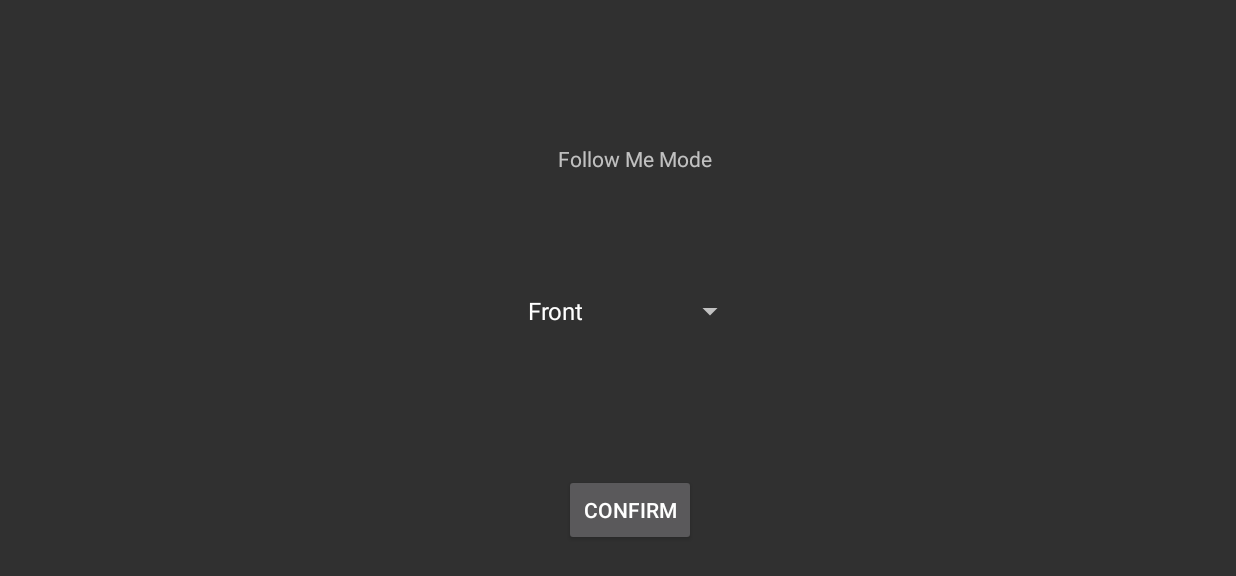
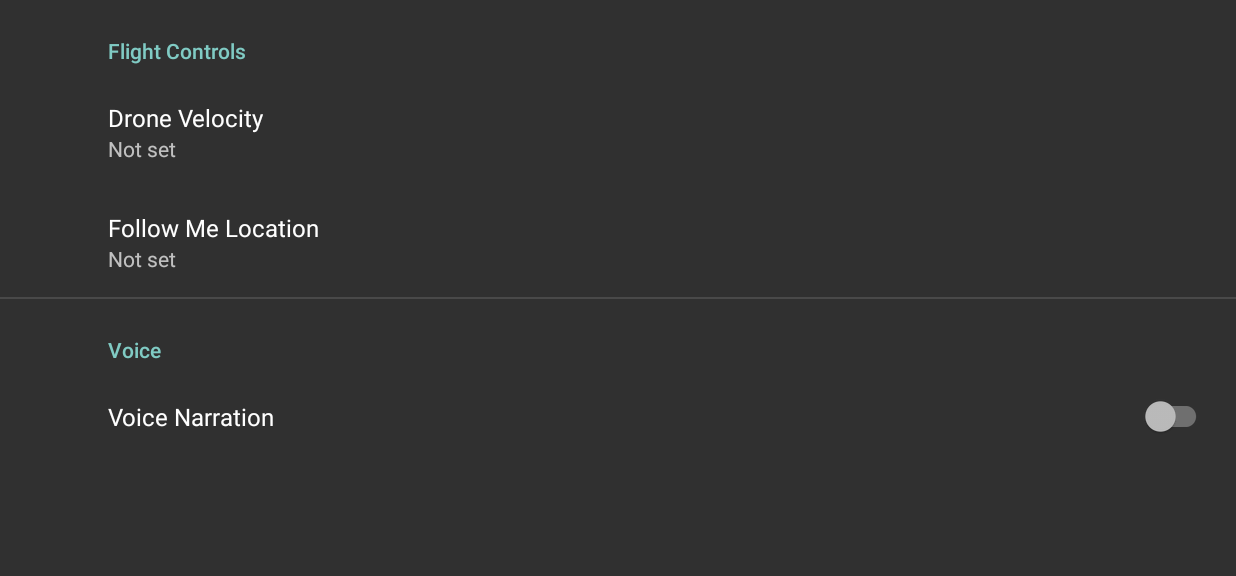
Before and after one commit to WR4F/APAD, an Android app: the SettingsActivity screen opened directly, with no data from a screen before it, on a phone screen of 824 x 412 dp (held sideways). Shown: the top 576 px of the screen. Run offline under Robolectric (Android 15) with nearby library versions, the phone set to English and light mode, and no system bars; our stand-ins replace androidx.preference.

Commit message:
2.1: Landscape settings added

```diff
--- a/app/build.gradle
+++ b/app/build.gradle
@@ -40,6 +40,7 @@ dependencies {
     implementation project(path: ':sdk')
     implementation 'com.google.android.gms:play-services-maps:17.0.0'
     implementation 'androidx.media2:media2:1.0.0-alpha04'
+    implementation 'androidx.preference:preference:1.1.1'
     testImplementation 'junit:junit:4.+'
     androidTestImplementation 'androidx.test.ext:junit:1.1.2'
     androidTestImplementation 'androidx.test.espresso:espresso-core:3.3.0'
--- a/app/src/main/AndroidManifest.xml
+++ b/app/src/main/AndroidManifest.xml
@@ -1,6 +1,15 @@
 <?xml version="1.0" encoding="utf-8"?>
 <manifest xmlns:android="http://schemas.android.com/apk/res/android"
     package="com.example.my_opencv">
+
+    <uses-permission android:name="android.permission.ACCESS_COARSE_LOCATION" />
+    <uses-permission android:name="android.permission.INTERNET" />
+    <uses-permission android:name="android.permission.WRITE_EXTERNAL_STORAGE" />
+    <uses-permission android:name="android.permission.ACCESS_NETWORK_STATE" />
+    <uses-permission android:name="android.permission.ACCESS_COARSE_LOCATION" />
+    <uses-permission android:name="android.permission.ACCESS_FINE_LOCATION" />
+    <uses-permission android:name="android.permission.RECORD_AUDIO" />
+    <uses-permission android:name="android.permission.ACCESS_COARSE_LOCATION" />
 
     <application
         android:allowBackup="true"
@@ -9,14 +18,16 @@
         android:requestLegacyExternalStorage="true"
         android:roundIcon="@mipmap/ic_launcher_round"
         android:supportsRtl="true"
-        android:theme="@style/Theme.AppCompat.NoActionBar"
+        android:theme="@style/Theme.AppCompat.NoActionBar">
+        <activity
+            android:name=".SettingsActivity"
+            android:label="@string/title_activity_settings"
+            android:screenOrientation="landscape">
+            ></activity>
 
-        >
         <meta-data
             android:name="com.google.android.geo.API_KEY"
-            android:value="${MAPS_API_KEY}" />
-
-        <!-- Full screen mode -->
+            android:value="${MAPS_API_KEY}" /> <!-- Full screen mode -->
         <activity
             android:name=".MainActivity"
             android:screenOrientation="landscape">
@@ -26,19 +37,6 @@
                 <category android:name="android.intent.category.LAUNCHER" />
             </intent-filter>
         </activity>
-        <activity
-            android:name=".SettingsActivity"
-            android:screenOrientation="landscape">
-        </activity>
     </application>
-    <uses-permission android:name="android.permission.ACCESS_COARSE_LOCATION" />
-    <uses-permission android:name="android.permission.INTERNET" />
-    <uses-permission android:name="android.permission.WRITE_EXTERNAL_STORAGE" />
-    <uses-permission android:name="android.permission.ACCESS_NETWORK_STATE" />
-    <uses-permission android:name="android.permission.ACCESS_COARSE_LOCATION" />
-    <uses-permission android:name="android.permission.ACCESS_FINE_LOCATION" />
-    <uses-permission android:name="android.permission.RECORD_AUDIO" />
-
-    <uses-permission android:name="android.permission.ACCESS_COARSE_LOCATION" />
 
 </manifest>
--- a/app/src/main/java/com/example/my_opencv/SettingsActivity.java
+++ b/app/src/main/java/com/example/my_opencv/SettingsActivity.java
@@ -1,58 +1,33 @@
 package com.example.my_opencv;
 
+import android.os.Bundle;
+
+import androidx.appcompat.app.ActionBar;
 import androidx.appcompat.app.AppCompatActivity;
-
-import android.content.Intent;
-import android.os.Bundle;
-import android.view.View;
-import android.widget.AdapterView;
-import android.widget.ArrayAdapter;
-import android.widget.Button;
-import android.widget.Spinner;
+import androidx.preference.PreferenceFragmentCompat;
 
 public class SettingsActivity extends AppCompatActivity {
-
-    private int selected;
-    private Intent mainIntent;
 
     @Override
     protected void onCreate(Bundle savedInstanceState) {
         super.onCreate(savedInstanceState);
-        setContentView(R.layout.activity_settings);
+        setContentView(R.layout.settings_activity);
+        if (savedInstanceState == null) {
+            getSupportFragmentManager()
+                    .beginTransaction()
+                    .replace(R.id.settings, new SettingsFragment())
+                    .commit();
+        }
+        ActionBar actionBar = getSupportActionBar();
+        if (actionBar != null) {
+            actionBar.setDisplayHomeAsUpEnabled(true);
+        }
+    }
 
-        selected = 0;
-
-        View b = findViewById(R.id.confirm_b);
-        Button main = (Button) b;
-
-        mainIntent = new Intent(SettingsActivity.this, MainActivity.class);
-
-        main.setOnClickListener(v -> {
-
-            mainIntent.putExtra("flymode", selected);
-            startActivity(mainIntent);
-        });
-
-        Spinner flymode = findViewById(R.id.spinner);
-
-        ArrayAdapter<CharSequence> adapter = ArrayAdapter.createFromResource(this, R.array.flymode_array, android.R.layout.simple_spinner_item);
-        adapter.setDropDownViewResource(android.R.layout.simple_spinner_dropdown_item);
-        flymode.setAdapter(adapter);
-
-        flymode.setOnItemSelectedListener(new AdapterView.OnItemSelectedListener() {
-            @Override
-            public void onItemSelected(AdapterView<?> parent, View view, int position, long id) {
-                System.out.println((flymode.getItemAtPosition(position)));
-                System.out.println(position);
-
-                selected = position;
-            }
-
-            @Override
-            public void onNothingSelected(AdapterView<?> parent) {
-
-            }
-        });
-
+    public static class SettingsFragment extends PreferenceFragmentCompat {
+        @Override
+        public void onCreatePreferences(Bundle savedInstanceState, String rootKey) {
+            setPreferencesFromResource(R.xml.root_preferences, rootKey);
+        }
     }
 }
--- a/app/src/main/res/layout/activity_settings.xml
+++ /dev/null
@@ -1,43 +0,0 @@
-<?xml version="1.0" encoding="utf-8"?>
-<androidx.constraintlayout.widget.ConstraintLayout xmlns:android="http://schemas.android.com/apk/res/android"
-    xmlns:app="http://schemas.android.com/apk/res-auto"
-    xmlns:tools="http://schemas.android.com/tools"
-    android:layout_width="match_parent"
-    android:layout_height="match_parent"
-    android:id="@+id/setting_layout"
-    tools:context=".SettingsActivity">
-
-
-    <Button
-        android:id="@+id/confirm_b"
-        android:layout_width="wrap_content"
-        android:layout_height="wrap_content"
-        android:layout_marginStart="376dp"
-        android:layout_marginLeft="376dp"
-        android:layout_marginBottom="48dp"
-        android:text="Confirm"
-        app:layout_constraintBottom_toBottomOf="parent"
-        app:layout_constraintStart_toStartOf="parent" />
-
-    <Spinner
-        android:id="@+id/spinner"
-        android:layout_width="153dp"
-        android:layout_height="65dp"
-        android:layout_marginStart="344dp"
-        android:layout_marginLeft="344dp"
-        android:layout_marginBottom="172dp"
-        app:layout_constraintBottom_toBottomOf="parent"
-        app:layout_constraintStart_toStartOf="parent" />
-
-    <TextView
-        android:id="@+id/followmetext"
-        android:layout_width="wrap_content"
-        android:layout_height="wrap_content"
-        android:layout_marginStart="372dp"
-        android:layout_marginLeft="372dp"
-        android:layout_marginTop="96dp"
-        android:text="Follow Me Mode"
-        app:layout_constraintStart_toStartOf="parent"
-        app:layout_constraintTop_toTopOf="parent" />
-
-</androidx.constraintlayout.widget.ConstraintLayout>
--- /dev/null
+++ b/app/src/main/res/layout/settings_activity.xml
@@ -0,0 +1,9 @@
+<LinearLayout xmlns:android="http://schemas.android.com/apk/res/android"
+    android:layout_width="match_parent"
+    android:layout_height="match_parent">
+
+    <FrameLayout
+        android:id="@+id/settings"
+        android:layout_width="match_parent"
+        android:layout_height="match_parent" />
+</LinearLayout>
--- /dev/null
+++ b/app/src/main/res/values/arrays.xml
@@ -0,0 +1,12 @@
+<resources>
+    <!-- Reply Preference -->
+    <string-array name="reply_entries">
+        <item>Reply</item>
+        <item>Reply to all</item>
+    </string-array>
+
+    <string-array name="reply_values">
+        <item>reply</item>
+        <item>reply_all</item>
+    </string-array>
+</resources>
--- a/app/src/main/res/values/strings.xml
+++ b/app/src/main/res/values/strings.xml
@@ -1,3 +1,16 @@
 <resources>
     <string name="app_name">My_Opencv</string>
+    <string name="title_activity_settings">SettingsActivity</string>
+
+    <!-- Preference Titles -->
+    <string name="voice_header">Voice</string>
+    <string name="Flight_header">Flight Controls</string>
+
+    <!-- Voice Preferences -->
+    <string name="voice_narration">Voice Narration</string>
+
+    <!-- Flight Preferences -->
+    <string name="drone_velocity">Drone Velocity</string>
+    <string name="drone_position">Follow Me Location</string>
+
 </resources>
--- /dev/null
+++ b/app/src/main/res/xml/root_preferences.xml
@@ -0,0 +1,28 @@
+<PreferenceScreen xmlns:android="http://schemas.android.com/apk/res/android"
+    xmlns:app="http://schemas.android.com/apk/res-auto">
+
+    <PreferenceCategory app:title="@string/Flight_header">
+
+        <EditTextPreference
+            app:key="signature"
+            app:title="@string/drone_velocity"
+            app:useSimpleSummaryProvider="true" />
+        <EditTextPreference
+            android:layout_width="wrap_content"
+            android:layout_height="wrap_content"
+            android:key="edit_text_preference_1"
+            app:key="signature"
+            app:title="@string/drone_position"
+            app:useSimpleSummaryProvider="true" />
+
+    </PreferenceCategory>
+
+    <PreferenceCategory app:title="@string/voice_header">
+
+        <SwitchPreferenceCompat
+            app:key="sync"
+            app:title="@string/voice_narration" />
+
+    </PreferenceCategory>
+
+</PreferenceScreen>
```
